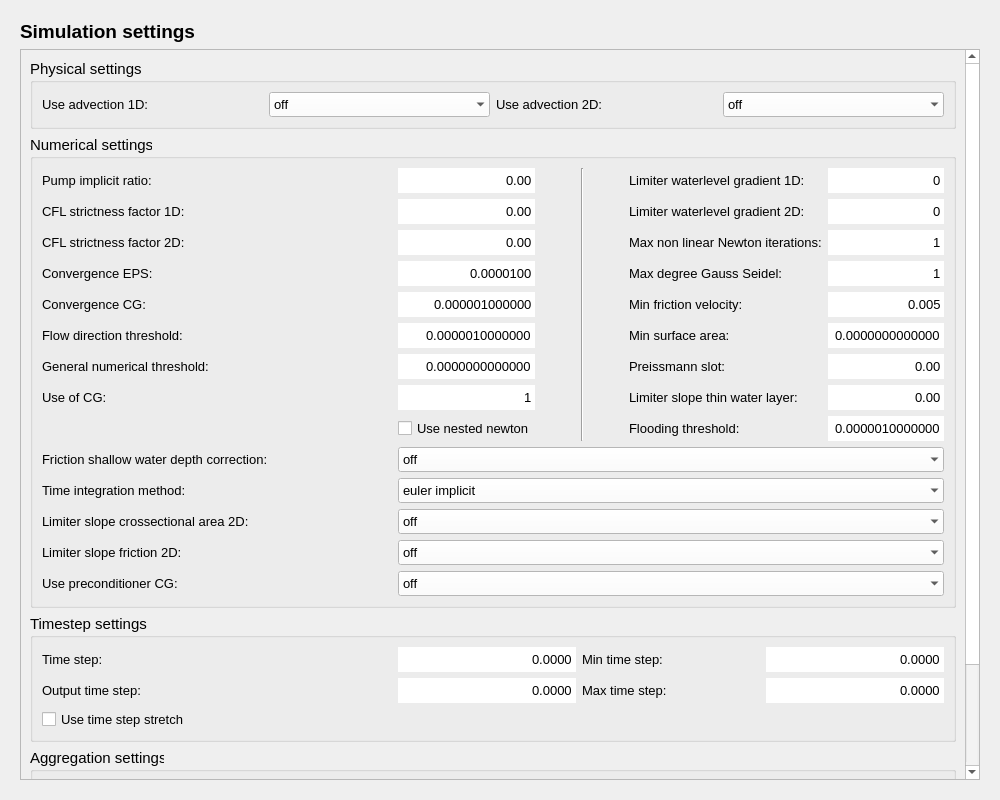
nens/threedi-api-qgis-client, file threedi_models_and_simulations/ui/simulation_wizard/page_settings.ui: the form before one commit.
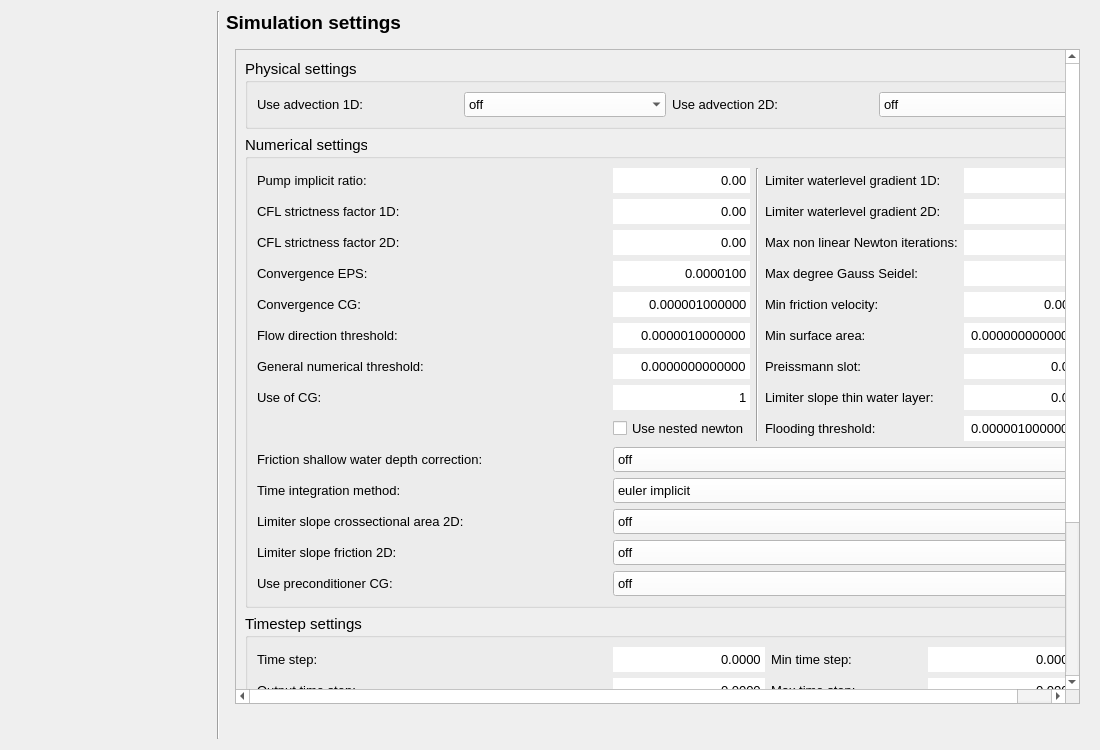
The form after the commit. Custom widgets are drawn as their Qt base class.

Commit message:
Changed the way of showing progress of the simulation wizard. (#424)
* Changed the way of showing progress of the simulation wizard.

```diff
--- a/threedi_models_and_simulations/ui/simulation_wizard/page_settings.ui
+++ b/threedi_models_and_simulations/ui/simulation_wizard/page_settings.ui
@@ -6,13 +6,13 @@
    <rect>
     <x>0</x>
     <y>0</y>
-    <width>1000</width>
-    <height>800</height>
+    <width>1100</width>
+    <height>750</height>
    </rect>
   </property>
   <property name="minimumSize">
    <size>
-    <width>720</width>
+    <width>0</width>
     <height>0</height>
    </size>
   </property>
@@ -62,7 +62,20 @@
    <string>Form</string>
   </property>
   <layout class="QGridLayout" name="gridLayout">
-   <item row="2" column="0" colspan="4">
+   <item row="2" column="2">
+    <spacer name="horizontalSpacer_2">
+     <property name="orientation">
+      <enum>Qt::Horizontal</enum>
+     </property>
+     <property name="sizeHint" stdset="0">
+      <size>
+       <width>40</width>
+       <height>20</height>
+      </size>
+     </property>
+    </spacer>
+   </item>
+   <item row="1" column="2" colspan="2">
     <widget class="QWidget" name="schematisation_settings" native="true">
      <property name="minimumSize">
       <size>
@@ -84,8 +97,8 @@
           <rect>
            <x>0</x>
            <y>0</y>
-           <width>962</width>
-           <height>723</height>
+           <width>847</width>
+           <height>655</height>
           </rect>
          </property>
          <layout class="QGridLayout" name="gridLayout_5">
@@ -1655,7 +1668,10 @@
         </widget>
        </widget>
       </item>
-      <item row="0" column="0">
+     </layout>
+    </widget>
+   </item>
+   <item row="0" column="2">
        <widget class="QLabel" name="label_6">
         <property name="font">
          <font>
@@ -1670,15 +1686,41 @@
         </property>
        </widget>
       </item>
-     </layout>
+   <item row="0" column="0" rowspan="3">
+    <widget class="QWidget" name="wizard_steps_widget" native="true">
+     <property name="sizePolicy">
+      <sizepolicy hsizetype="Preferred" vsizetype="Expanding">
+       <horstretch>0</horstretch>
+       <verstretch>0</verstretch>
+      </sizepolicy>
+     </property>
+     <property name="minimumSize">
+      <size>
+       <width>200</width>
+       <height>0</height>
+      </size>
+     </property>
+     <property name="maximumSize">
+      <size>
+       <width>200</width>
+       <height>16777215</height>
+      </size>
+     </property>
+     <layout class="QVBoxLayout" name="verticalLayout"/>
     </widget>
    </item>
-   <item row="0" column="0" colspan="4">
-    <layout class="QVBoxLayout" name="svg_lout">
-     <property name="bottomMargin">
-      <number>0</number>
+   <item row="0" column="1" rowspan="3">
+    <widget class="Line" name="line_2">
+     <property name="sizePolicy">
+      <sizepolicy hsizetype="Fixed" vsizetype="Expanding">
+       <horstretch>0</horstretch>
+       <verstretch>0</verstretch>
+      </sizepolicy>
      </property>
-    </layout>
+     <property name="orientation">
+      <enum>Qt::Vertical</enum>
+     </property>
+    </widget>
    </item>
   </layout>
  </widget>
```
Lines whose indentation alone changed are shown as unchanged. The commit also changes 21 other files.
